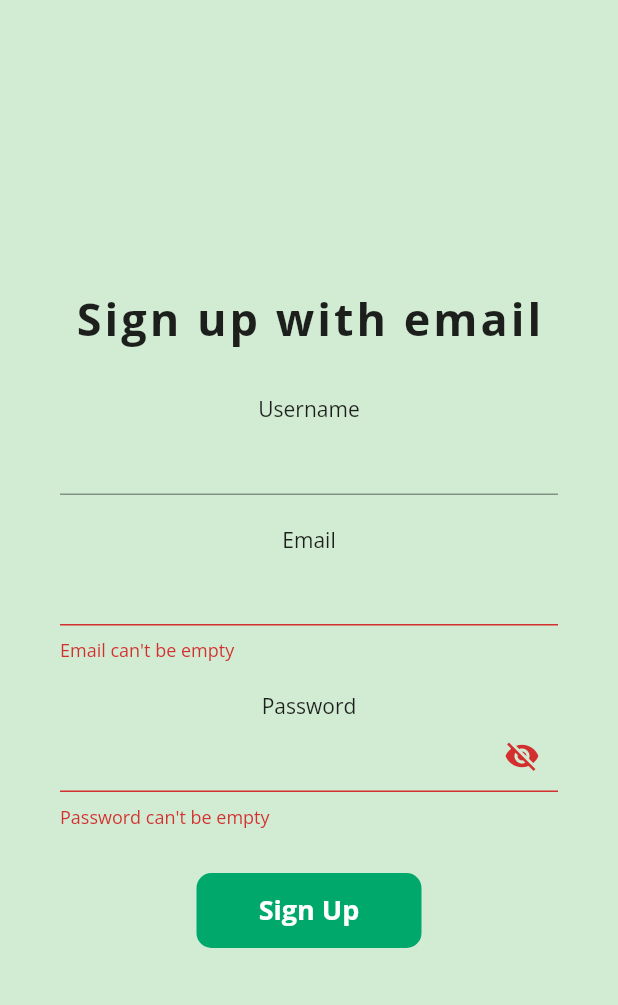
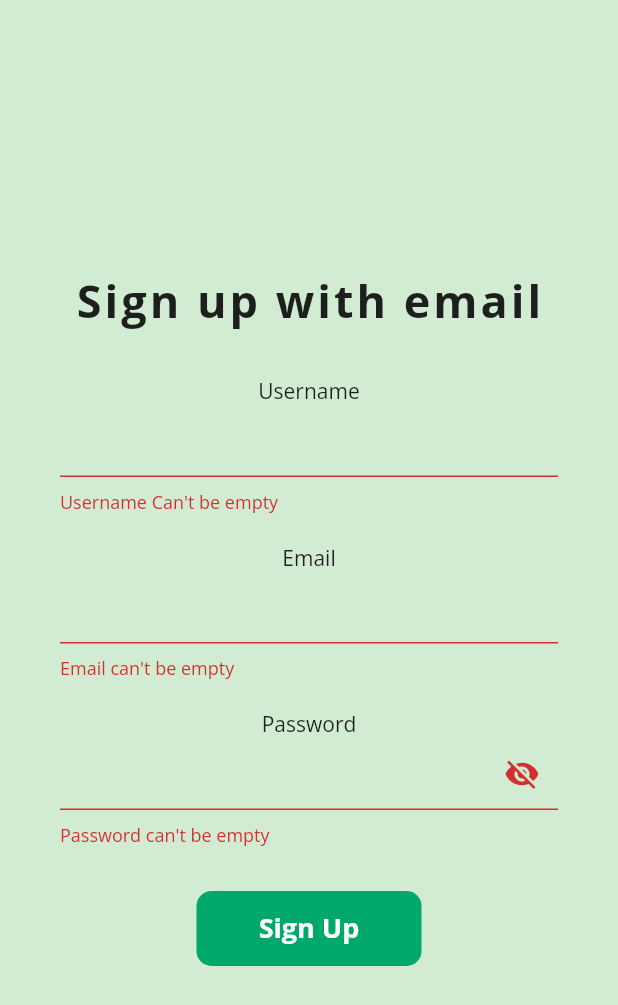
Before and after one commit to TawhidHassan/Flutter-blog-app-nodejs-backend, a Flutter app: the SignUpPage screen opened directly, after a tap on "Sign Up", on a phone screen of 412 x 824 dp. Shown: the top 1005 px of the screen. Run offline on Flutter 3.47's test engine with Material 2 defaults, Android fonts, the phone set to English and light mode, and no system bars; our stand-ins replace google_fonts, logger.

Commit message:
user username check api implement and error handel

```diff
--- a/lib/NetworkHandler.dart
+++ b/lib/NetworkHandler.dart
@@ -8,14 +8,20 @@ class NetworkHandler {
   String baseurl = "https://whispering-tor-28571.herokuapp.com";
   var log = Logger();
 
-  Future<dynamic> get(String url) async
+  Future get(String url) async
   {
     url = formater(url);
     // /user/register
     var response= await http.get(url);
+    if (response.statusCode == 200 || response.statusCode == 201) {
+      log.i(response.body);
+
+      return json.decode(response.body);
+    }
     log.i(response.body);
     log.i(response.statusCode);
   }
+
 
 
   Future<http.Response> post(String url, Map<String, String> body) async {
--- a/lib/Pages/SignUpPage.dart
+++ b/lib/Pages/SignUpPage.dart
@@ -1,23 +1,26 @@
+import 'dart:core';
 import 'package:flutter/material.dart';
 import 'package:flutter_blog_app_nodejs/NetworkHandler.dart';
 import 'package:logger/logger.dart';
 
 class SignUpPage extends StatefulWidget {
+  SignUpPage({Key key}) : super(key: key);
   @override
   _SignUpPageState createState() => _SignUpPageState();
 }
 
 class _SignUpPageState extends State<SignUpPage> {
-  NetworkHandler networkHandler=new NetworkHandler();
+  bool vis = true;
   final _globalkey = GlobalKey<FormState>();
+  NetworkHandler networkHandler = NetworkHandler();
   TextEditingController _usernameController = TextEditingController();
   TextEditingController _emailController = TextEditingController();
   TextEditingController _passwordController = TextEditingController();
-
   String errorText;
   bool validate = false;
-  bool vis = true;
-  var log = Logger();
+  bool circular = false;
+
+
   @override
   Widget build(BuildContext context) {
     return Scaffold(
@@ -57,21 +60,38 @@ class _SignUpPageState extends State<SignUpPage> {
                   height: 20,
                 ),
                 InkWell(
-                        onTap: (){
-                          if(_globalkey.currentState.validate()){
-                            //we send the data rest server
-                            Map<String,String>data={
+                  onTap: () async {
+                    setState(() {
+                      circular = true;
+                    });
+                    await checkUser();
+                    if (_globalkey.currentState.validate() && validate) {
+                      // we will send the data to rest server
+                      Map<String, String> data = {
                         "username": _usernameController.text,
+                        "email": _emailController.text,
                         "password": _passwordController.text,
-                              "email": _emailController.text,
+                      };
+                      print(data);
+                      var responseRegister =
+                          await networkHandler.post("/user/register", data);
 
-                            };
+                      //Login Logic added here
 
-                            // log.d(data);
-                            networkHandler.post("/user/register", data);
+                      //Login Logic end here
+
+                      setState(() {
+                        circular = false;
+                      });
+                    } else {
+                      setState(() {
+                        circular = false;
+                      });
                     }
                   },
-                        child: Container(
+                  child: circular
+                      ? CircularProgressIndicator()
+                      : Container(
                           width: 150,
                           height: 50,
                           decoration: BoxDecoration(
@@ -90,14 +110,38 @@ class _SignUpPageState extends State<SignUpPage> {
                           ),
                         ),
                 )
-                    ]
-                )
-            )
+              ],
+            ),
+          ),
         ),
       ),
     );
   }
 
+  checkUser() async {
+    if (_usernameController.text.length == 0) {
+      setState(() {
+        // circular = false;
+        validate = false;
+        errorText = "Username Can't be empty";
+      });
+    } else {
+      var response = await networkHandler
+          .get("/user/checkUsername/${_usernameController.text}");
+      if (response['Status']) {
+        setState(() {
+          // circular = false;
+          validate = false;
+          errorText = "Username already taken";
+        });
+      } else {
+        setState(() {
+          // circular = false;
+          validate = true;
+        });
+      }
+    }
+  }
 
   Widget usernameTextField() {
     return Padding(
@@ -121,6 +165,7 @@ class _SignUpPageState extends State<SignUpPage> {
       ),
     );
   }
+
   Widget emailTextField() {
     return Padding(
       padding: const EdgeInsets.symmetric(horizontal: 40, vertical: 10.0),
@@ -148,7 +193,6 @@ class _SignUpPageState extends State<SignUpPage> {
     );
   }
 
-
   Widget passwordTextField() {
     return Padding(
       padding: const EdgeInsets.symmetric(horizontal: 40, vertical: 10.0),
@@ -172,7 +216,7 @@ class _SignUpPageState extends State<SignUpPage> {
                   });
                 },
               ),
-              helperText: "Password length should haves >=8",
+              helperText: "Password length should have >=8",
               helperStyle: TextStyle(
                 fontSize: 14,
               ),
@@ -188,6 +232,4 @@ class _SignUpPageState extends State<SignUpPage> {
       ),
     );
   }
-
-
 }
```
Lines whose indentation alone changed are shown as unchanged.
